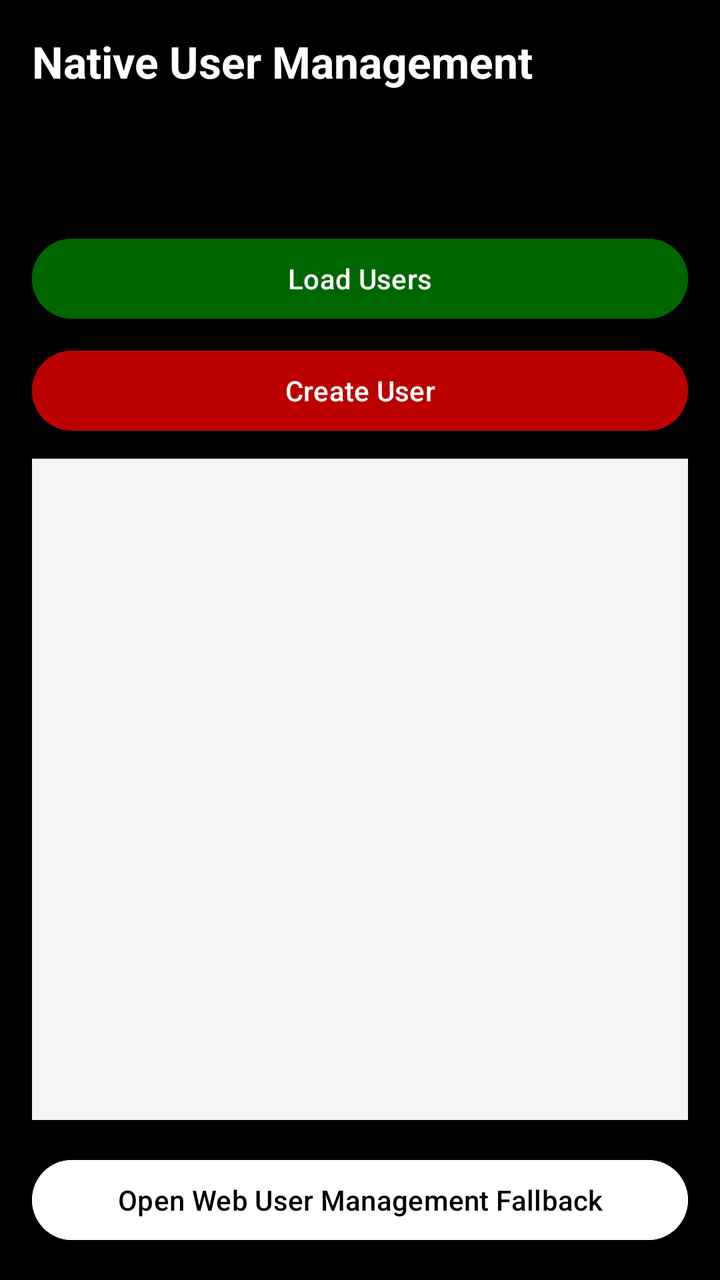
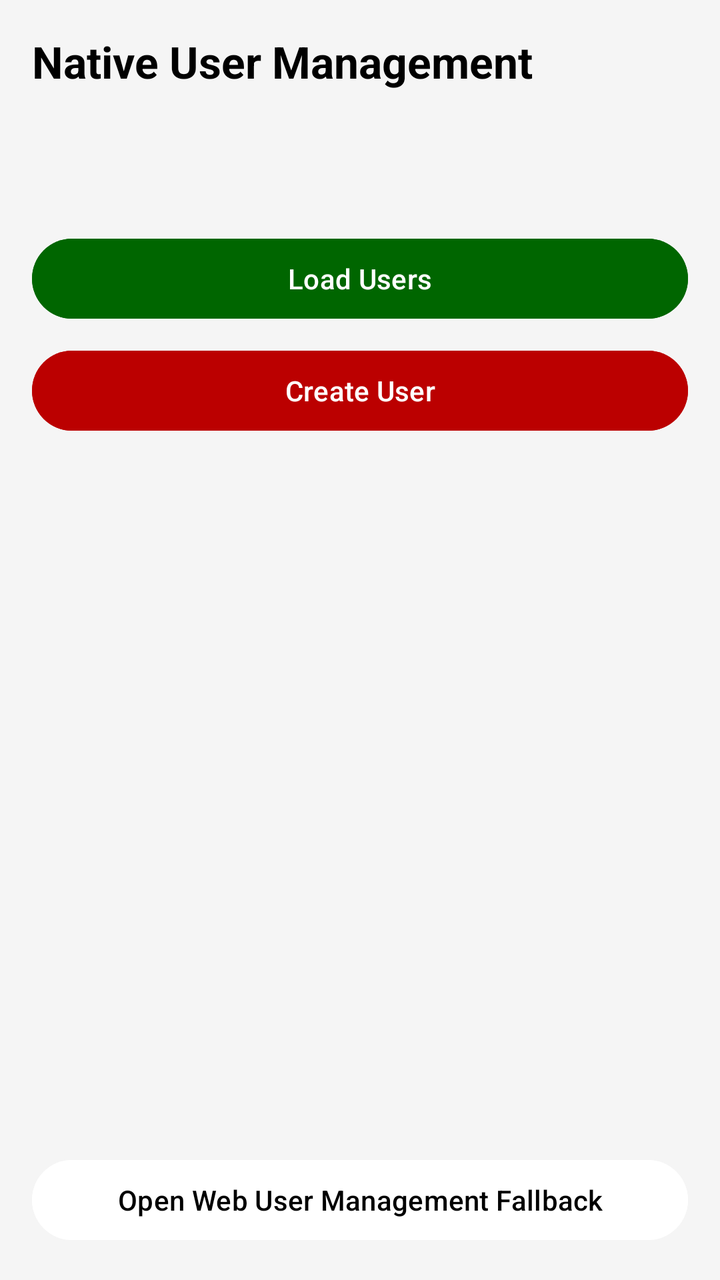

Two renders of the same Android screen: before a commit and after it. Below are the layout's source before the change and the commit's diff.
<!-- AndroidManifest.xml: application theme Theme.SST -->
<!-- res/layout/activity_user_management.xml -->
<?xml version="1.0" encoding="utf-8"?>
<androidx.constraintlayout.widget.ConstraintLayout xmlns:android="http://schemas.android.com/apk/res/android"
    xmlns:app="http://schemas.android.com/apk/res-auto"
    android:layout_width="match_parent"
    android:layout_height="match_parent"
    android:background="@color/kenya_black"
    android:padding="16dp">

    <TextView
        android:id="@+id/titleView"
        android:layout_width="0dp"
        android:layout_height="wrap_content"
        android:text="Native User Management"
        android:textColor="@color/kenya_white"
        android:textSize="22sp"
        android:textStyle="bold"
        app:layout_constraintEnd_toEndOf="parent"
        app:layout_constraintStart_toStartOf="parent"
        app:layout_constraintTop_toTopOf="parent" />

    <TextView
        android:id="@+id/roleView"
        android:layout_width="0dp"
        android:layout_height="wrap_content"
        android:layout_marginTop="10dp"
        android:textColor="@color/kenya_green"
        app:layout_constraintEnd_toEndOf="parent"
        app:layout_constraintStart_toStartOf="parent"
        app:layout_constraintTop_toBottomOf="@id/titleView" />

    <TextView
        android:id="@+id/statusView"
        android:layout_width="0dp"
        android:layout_height="wrap_content"
        android:layout_marginTop="6dp"
        android:textColor="@color/kenya_white"
        app:layout_constraintEnd_toEndOf="parent"
        app:layout_constraintStart_toStartOf="parent"
        app:layout_constraintTop_toBottomOf="@id/roleView" />

    <Button
        android:id="@+id/loadUsersBtn"
        android:layout_width="0dp"
        android:layout_height="wrap_content"
        android:layout_marginTop="16dp"
        android:backgroundTint="@color/kenya_green"
        android:contentDescription="Load user list"
        android:text="Load Users"
        android:textColor="@color/kenya_white"
        app:layout_constraintEnd_toEndOf="parent"
        app:layout_constraintStart_toStartOf="parent"
        app:layout_constraintTop_toBottomOf="@id/statusView" />

    <Button
        android:id="@+id/createUserBtn"
        android:layout_width="0dp"
        android:layout_height="wrap_content"
        android:layout_marginTop="8dp"
        android:backgroundTint="@color/kenya_red"
        android:contentDescription="Create a new user account"
        android:text="Create User"
        android:textColor="@color/kenya_white"
        app:layout_constraintEnd_toEndOf="parent"
        app:layout_constraintStart_toStartOf="parent"
        app:layout_constraintTop_toBottomOf="@id/loadUsersBtn" />

    <ListView
        android:id="@+id/usersList"
        android:layout_width="0dp"
        android:layout_height="0dp"
        android:layout_marginTop="10dp"
        android:background="@color/surface_light"
        android:contentDescription="List of users and current statuses"
        app:layout_constraintBottom_toTopOf="@id/openWebUsersBtn"
        app:layout_constraintEnd_toEndOf="parent"
        app:layout_constraintStart_toStartOf="parent"
        app:layout_constraintTop_toBottomOf="@id/createUserBtn" />

    <Button
        android:id="@+id/openWebUsersBtn"
        android:layout_width="0dp"
        android:layout_height="wrap_content"
        android:layout_marginTop="16dp"
        android:backgroundTint="@color/kenya_white"
        android:contentDescription="Open web fallback user management"
        android:text="Open Web User Management Fallback"
        android:textColor="@color/kenya_black"
        app:layout_constraintBottom_toBottomOf="parent"
        app:layout_constraintEnd_toEndOf="parent"
        app:layout_constraintStart_toStartOf="parent"
        app:layout_constraintTop_toBottomOf="@id/usersList" />

</androidx.constraintlayout.widget.ConstraintLayout>
<!-- resources referenced by this layout -->
<resources>
  <color name="kenya_black">#000000</color>
  <color name="kenya_green">#006600</color>
  <color name="kenya_red">#BB0000</color>
  <color name="kenya_white">#FFFFFF</color>
  <color name="surface_light">#F5F5F5</color>
  <style name="Theme.SST" parent="Theme.Material3.DayNight.NoActionBar">
          <item name="colorPrimary">@color/kenya_red</item>
          <item name="colorOnPrimary">@color/kenya_white</item>
          <item name="colorSecondary">@color/kenya_green</item>
          <item name="colorOnSecondary">@color/kenya_white</item>
          <item name="android:statusBarColor">@color/kenya_black</item>
          <item name="android:navigationBarColor">@color/kenya_black</item>
      </style>
</resources>

<!-- the commit's change to res/layout/activity_user_management.xml (unified diff, before → after) -->
@@ -3,7 +3,7 @@
     xmlns:app="http://schemas.android.com/apk/res-auto"
     android:layout_width="match_parent"
     android:layout_height="match_parent"
-    android:background="@color/kenya_black"
+    android:background="@color/surface_light"
     android:padding="16dp">
 
     <TextView
@@ -11,7 +11,7 @@
         android:layout_width="0dp"
         android:layout_height="wrap_content"
         android:text="Native User Management"
-        android:textColor="@color/kenya_white"
+        android:textColor="@color/kenya_black"
         android:textSize="22sp"
         android:textStyle="bold"
         app:layout_constraintEnd_toEndOf="parent"
@@ -33,7 +33,7 @@
         android:layout_width="0dp"
         android:layout_height="wrap_content"
         android:layout_marginTop="6dp"
-        android:textColor="@color/kenya_white"
+        android:textColor="@color/kenya_black"
         app:layout_constraintEnd_toEndOf="parent"
         app:layout_constraintStart_toStartOf="parent"
         app:layout_constraintTop_toBottomOf="@id/roleView" />
<!-- resource entries referenced after the edit -->
@@ -10,8 +10,8 @@
           <item name="colorOnPrimary">@color/kenya_white</item>
           <item name="colorSecondary">@color/kenya_green</item>
           <item name="colorOnSecondary">@color/kenya_white</item>
-          <item name="android:statusBarColor">@color/kenya_black</item>
-          <item name="android:navigationBarColor">@color/kenya_black</item>
+          <item name="android:statusBarColor">@color/surface_light</item>
+          <item name="android:navigationBarColor">@color/surface_light</item>
       </style>
 </resources>
 
